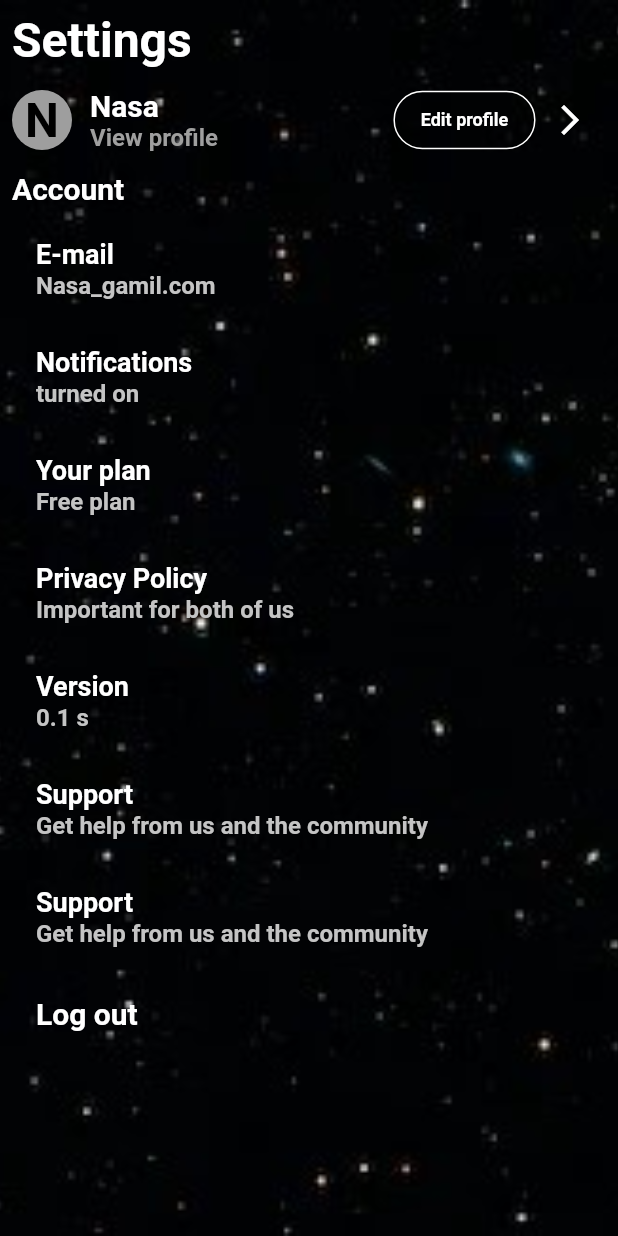
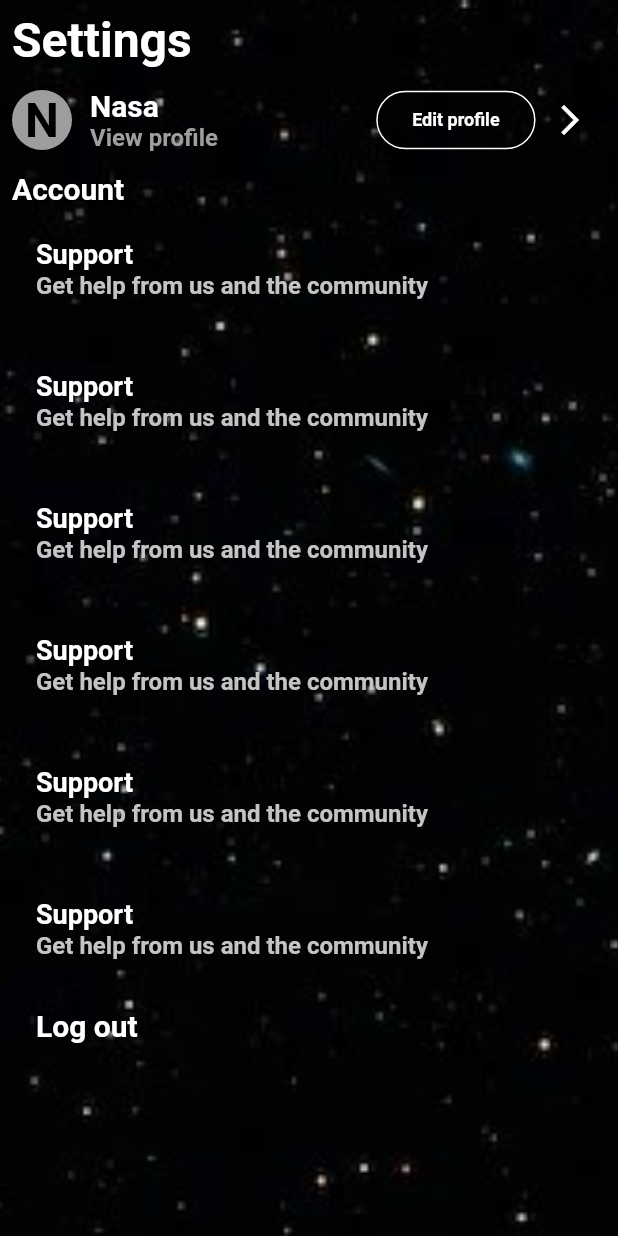
Before and after one commit to ahmedgfouad/SoniSpace, a Flutter app: the SettingsView screen opened directly, on a phone screen of 412 x 824 dp. Run offline on Flutter 3.47's test engine with Material 2 defaults, Android fonts, the light colour scheme and no system bars; our stand-ins replace flutter_screenutil, flutter_svg.

Commit message:
refactor the sitting view

```diff
--- a/lib/features/explor/explor_view.dart
+++ b/lib/features/explor/explor_view.dart
@@ -3,6 +3,7 @@ import 'package:sonispace/core/utils/app_colors.dart';
 import 'package:sonispace/core/utils/app_images.dart';
 import 'package:sonispace/core/utils/app_styles.dart';
 import 'package:sonispace/core/widgets/custom_app_bar_widget.dart';
+import 'package:sonispace/features/explor/widgets/explore_search_widget.dart';
 import 'package:sonispace/features/explor/widgets/scrolling_grid_explore_widget.dart';
 
 class ExplorView extends StatelessWidget {
@@ -34,7 +35,9 @@ class ExplorView extends StatelessWidget {
                   child: Column(
                     crossAxisAlignment: CrossAxisAlignment.start,
                     children: [
-                      CustomAppBarWidget(tittle: 'Explor'),
+                      CustomAppBarWidget(tittle: 'Explore'),
+                      SizedBox(height: 10),
+                      SearchExploreWidget(),
                       SizedBox(height: 5),
                       Text("Browse all", style: AppStyles.textStyle14),
                       SizedBox(height: 14),
--- a/lib/features/setting/sittings_view.dart
+++ b/lib/features/setting/sittings_view.dart
@@ -1,9 +1,10 @@
 import 'package:flutter/material.dart';
-import 'package:flutter_screenutil/flutter_screenutil.dart';
 import 'package:sonispace/core/utils/app_colors.dart';
 import 'package:sonispace/core/utils/app_images.dart';
 import 'package:sonispace/core/utils/app_styles.dart';
-import 'package:sonispace/core/widgets/auth_widgets/custom_button.dart';
+import 'package:sonispace/features/setting/view_model/setting_abb_widget.dart';
+import 'package:sonispace/features/setting/view_model/setting_controller.dart';
+import 'package:sonispace/features/setting/widgets/list_tile_setting_widget.dart';
 
 class SettingsView extends StatelessWidget {
   const SettingsView({super.key});
@@ -27,6 +28,7 @@ class SettingsView extends StatelessWidget {
           child: Padding(
             padding: const EdgeInsets.all(8.0),
             child: SingleChildScrollView(
+              physics: const BouncingScrollPhysics(),
               child: Column(
                 crossAxisAlignment: CrossAxisAlignment.start,
                 children: [
@@ -34,78 +36,34 @@ class SettingsView extends StatelessWidget {
                     "Settings",
                     style: AppStyles.textStyle28,
                   ),
-                  const SizedBox(height: 10,),
-                  Row(
-                    mainAxisAlignment: MainAxisAlignment.spaceAround,
-                    children: [
-                      CircleAvatar(
-                        backgroundColor: Colors.grey,
-                        child: Text(
-                          "N",
-                          style:
-                              AppStyles.textStyle28.copyWith(color: Colors.black),
-                        ),
+                  const SizedBox(
+                    height: 10,
+                  ),
+                  const SettingBarWidget(),
+                  const SizedBox(height: 10),
+                  const Text(
+                    "Account",
+                    style: AppStyles.textStyle20,
+                  ),
+                  const SizedBox(height: 7),
+                  SizedBox(
+                    child: ListView.separated(
+                      shrinkWrap: true,
+                      physics: const NeverScrollableScrollPhysics(),
+                      itemBuilder: (context, index) => ListTileSetingWidget(
+                        title: SettingController().profileInfo["$index"][0],
+                        subtitle: SettingController().profileInfo["$index"][1],
                       ),
-                      const SizedBox(
-                        width: 12,
-                      ),
-                      Column(
-                        mainAxisAlignment: MainAxisAlignment.spaceAround,
-                        crossAxisAlignment: CrossAxisAlignment.start,
-                        children: [
-                          const Text(
-                            "Nasa",
-                            style: AppStyles.textStyle20,
-                          ),
-                          Text(
-                            "View profile",
-                            style: AppStyles.textStyle16
-                                .copyWith(color: AppColors.greyDiscription),
-                          ),
-                        ],
-                      ),
-                      const Spacer(),
-                      CustomButton(
-                        width: 81.w,
-                        height: 31.h,
-                        titleColor: AppColors.white,
-                        borderRadius: 16.r,
-                        title: 'Edit profile',
-                        verticalPadding: 0,
-                        textStyle: AppStyles.textStyle12,
-                        onPressed: () {},
-                      ),
-                      IconButton(
-                          onPressed: () {},
-                          icon: const Icon(Icons.arrow_forward_ios)),
-                    ],
-                  ),
-                  const SizedBox(height: 10,),
-                  const Text("Account", style: AppStyles.textStyle20,),
-                  const SizedBox(height: 7,),
-                  const ListTile(title: Text("E-mail", style: AppStyles.textStyle18,),
-                    subtitle: Text("Nasa_gamil.com", style: AppStyles.textStyle16,),
-                  ),
-                  const ListTile(title: Text("Notifications", style: AppStyles.textStyle18,),
-                    subtitle: Text("turned on", style: AppStyles.textStyle16,),
-                  ),
-                  const ListTile(title: Text("Your plan", style: AppStyles.textStyle18,),
-                    subtitle: Text("Free plan", style: AppStyles.textStyle16,),
-                  ),
-                  const ListTile(title: Text("Privacy Policy", style: AppStyles.textStyle18,),
-                    subtitle: Text("Important for both of us", style: AppStyles.textStyle16,),
-                  ),
-                  const ListTile(title: Text("Version", style: AppStyles.textStyle18,),
-                    subtitle: Text("0.1 s", style: AppStyles.textStyle16,),
-                  ),
-                  const ListTile(title: Text("Support", style: AppStyles.textStyle18,),
-                    subtitle: Text("Get help from us and the community", style: AppStyles.textStyle16,),
-                  ),
-                  const ListTile(title: Text("Support", style: AppStyles.textStyle18,),
-                    subtitle: Text("Get help from us and the community", style: AppStyles.textStyle16,),
+                      separatorBuilder: (context, index) =>
+                          const SizedBox(height: 16),
+                      itemCount: 6,
+                    ),
                   ),
                   const ListTile(
-                    title: Text("Log out", style: AppStyles.textStyle20,),
+                    title: Text(
+                      "Log out",
+                      style: AppStyles.textStyle20,
+                    ),
                   ),
                 ],
               ),
--- /dev/null
+++ b/lib/features/setting/view_model/setting_abb_widget.dart
@@ -0,0 +1,63 @@
+import 'package:flutter/material.dart';
+import 'package:flutter_screenutil/flutter_screenutil.dart';
+import 'package:sonispace/core/utils/app_colors.dart';
+import 'package:sonispace/core/utils/app_styles.dart';
+import 'package:sonispace/core/widgets/auth_widgets/custom_button.dart';
+
+class SettingBarWidget extends StatelessWidget {
+  const SettingBarWidget({
+    super.key,
+  });
+
+  @override
+  Widget build(BuildContext context) {
+    return Row(
+      mainAxisAlignment: MainAxisAlignment.spaceAround,
+      children: [
+        CircleAvatar(
+          backgroundColor: Colors.grey,
+          child: Text(
+            "N",
+            style: AppStyles.textStyle28
+                .copyWith(color: Colors.black),
+          ),
+        ),
+        const SizedBox(
+          width: 12,
+        ),
+        Column(
+          mainAxisAlignment: MainAxisAlignment.spaceAround,
+          crossAxisAlignment: CrossAxisAlignment.start,
+          children: [
+            const Text(
+              "Nasa",
+              style: AppStyles.textStyle20,
+            ),
+            Text(
+              "View profile",
+              style: AppStyles.textStyle16
+                  .copyWith(color: AppColors.greyDiscription),
+            ),
+          ],
+        ),
+        const Spacer(),
+        CustomButton(
+          width: 91.w,
+          height: 31.h,
+          titleColor: AppColors.white,
+          borderRadius: 16.r,
+          title: 'Edit profile',
+          verticalPadding: 0,
+          textStyle: AppStyles.textStyle12,
+          onPressed: () {},
+        ),
+        IconButton(
+          onPressed: () {},
+          icon: const Icon(
+            Icons.arrow_forward_ios,
+          ),
+        ),
+      ],
+    );
+  }
+}
--- /dev/null
+++ b/lib/features/setting/view_model/setting_controller.dart
@@ -0,0 +1,10 @@
+class SettingController {
+  Map profileInfo = {
+    "0": ["E-mail","Nasa_gamil.com"],
+    "1": ["Notifications","turned on"],
+    "2": ["Your plan","Free plan"],
+    "3": ["Privacy Policy","Important for both of us"],
+    "4": ["Version","0.1 s"],
+    "5": ["Support","Get help from us and the community"],
+  };
+}
--- /dev/null
+++ b/lib/features/setting/widgets/list_tile_setting_widget.dart
@@ -0,0 +1,22 @@
+import 'package:flutter/material.dart';
+import 'package:sonispace/core/utils/app_styles.dart';
+
+class ListTileSetingWidget extends StatelessWidget {
+  final String title;
+  final String subtitle;
+  const ListTileSetingWidget({super.key, required this.title, required this.subtitle});
+
+  @override
+  Widget build(BuildContext context) {
+    return const ListTile(
+      title: Text(
+        "Support",
+        style: AppStyles.textStyle18,
+      ),
+      subtitle: Text(
+        "Get help from us and the community",
+        style: AppStyles.textStyle16,
+      ),
+    );
+  }
+}
--- a/lib/main.dart
+++ b/lib/main.dart
@@ -1,14 +1,10 @@
 import 'package:flutter/material.dart';
 import 'package:flutter_screenutil/flutter_screenutil.dart';
 import 'package:provider/provider.dart';
-import 'package:sonispace/features/auth/login_view.dart';
-import 'package:sonispace/features/auth/signup_view.dart';
-import 'package:sonispace/features/bottom_nav_bar/bottom_nav_bar_view.dart';
 import 'package:sonispace/features/bottom_nav_bar/view_model/nav_bar_controller.dart';
 import 'package:sonispace/features/home/view_model/home_controller.dart';
 
 import 'features/auth/onboarding_view.dart';
-import 'features/setting/sittings_view.dart';
 
 void main() {
   runApp(const MyApp());
@@ -32,7 +28,7 @@ class MyApp extends StatelessWidget {
           debugShowCheckedModeBanner: false,
           title: 'SoniSpace',
           theme: ThemeData.dark(),
-          home: const BottomNavBarView(),
+          home: const OnboardingView(),
         ),
       ),
     );
```
Also changed, not shown: lib/core/widgets/auth_widgets/custom_text_form_field.dart (+10 -7 lines), lib/features/auth/login_view.dart (+49 -18 lines), lib/features/auth/onboarding_view.dart (+28 -6 lines), lib/features/auth/signup_view.dart (+49 -16 lines), lib/features/explor/widgets/explore_search_widget.dart (added, +19 -0 lines).
